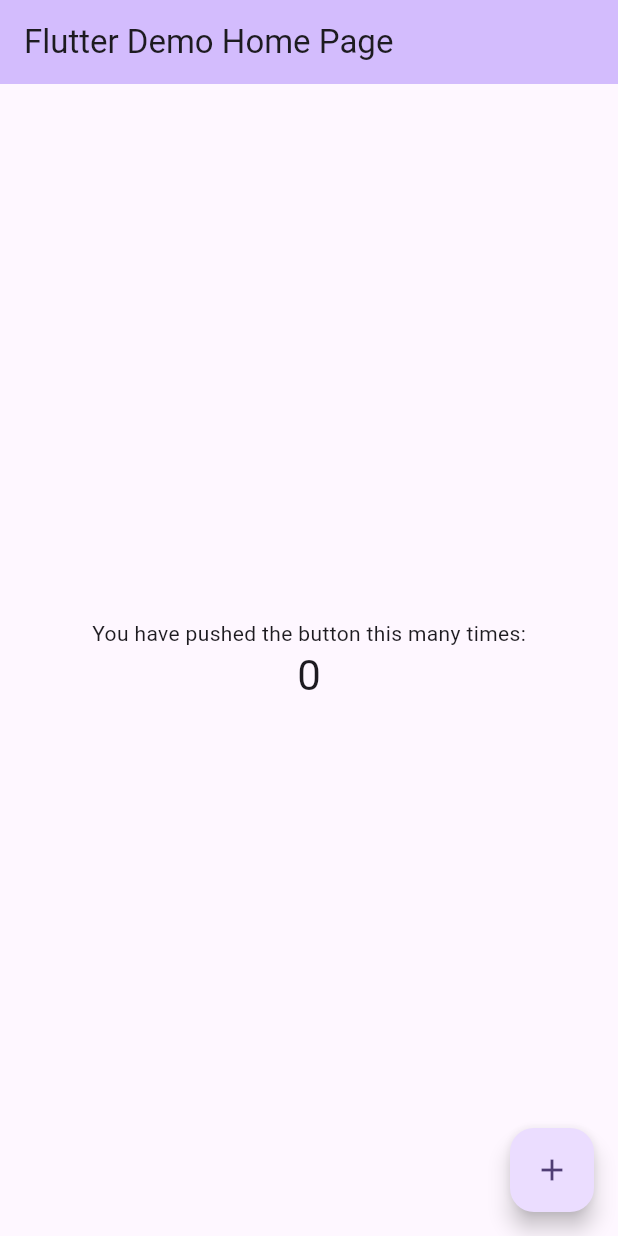
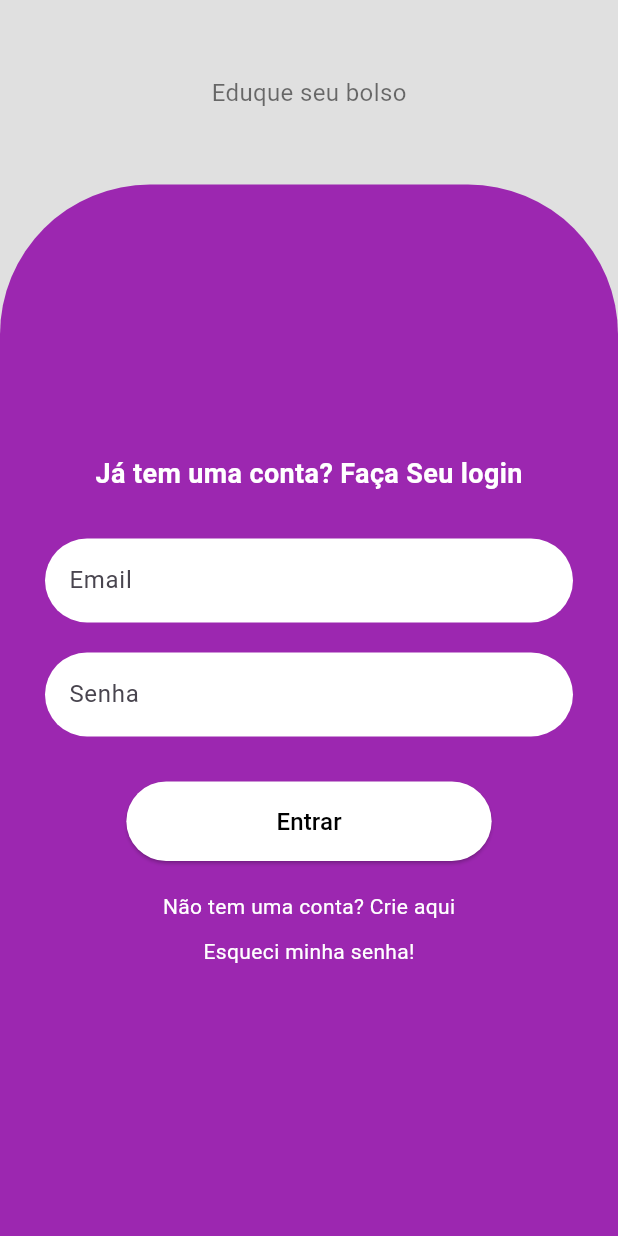
Before and after one commit to joao-ga/invisto_app, a Flutter app: the screen it shows after launch, on a phone screen of 412 x 824 dp. Run offline on Flutter 3.47's test engine with Material 3 defaults, Android fonts, the phone set to English and light mode, and no system bars.

Commit message:
Tela de login desenvolvida

```diff
--- a/lib/main.dart
+++ b/lib/main.dart
@@ -7,119 +7,139 @@
 class MyApp extends StatelessWidget {
   const MyApp({super.key});
 
-  // This widget is the root of your application.
   @override
   Widget build(BuildContext context) {
     return MaterialApp(
-      title: 'Flutter Demo',
-      theme: ThemeData(
-        // This is the theme of your application.
-        //
-        // TRY THIS: Try running your application with "flutter run". You'll see
-        // the application has a purple toolbar. Then, without quitting the app,
-        // try changing the seedColor in the colorScheme below to Colors.green
-        // and then invoke "hot reload" (save your changes or press the "hot
-        // reload" button in a Flutter-supported IDE, or press "r" if you used
-        // the command line to start the app).
-        //
-        // Notice that the counter didn't reset back to zero; the application
-        // state is not lost during the reload. To reset the state, use hot
-        // restart instead.
-        //
-        // This works for code too, not just values: Most code changes can be
-        // tested with just a hot reload.
-        colorScheme: ColorScheme.fromSeed(seedColor: Colors.deepPurple),
-        useMaterial3: true,
-      ),
-      home: const MyHomePage(title: 'Flutter Demo Home Page'),
+      debugShowCheckedModeBanner: false,
+      home: const LoginScreen(),
     );
   }
 }
 
-class MyHomePage extends StatefulWidget {
-  const MyHomePage({super.key, required this.title});
-
-  // This widget is the home page of your application. It is stateful, meaning
-  // that it has a State object (defined below) that contains fields that affect
-  // how it looks.
-
-  // This class is the configuration for the state. It holds the values (in this
-  // case the title) provided by the parent (in this case the App widget) and
-  // used by the build method of the State. Fields in a Widget subclass are
-  // always marked "final".
-
-  final String title;
-
-  @override
-  State<MyHomePage> createState() => _MyHomePageState();
-}
-
-class _MyHomePageState extends State<MyHomePage> {
-  int _counter = 0;
-
-  void _incrementCounter() {
-    setState(() {
-      // This call to setState tells the Flutter framework that something has
-      // changed in this State, which causes it to rerun the build method below
-      // so that the display can reflect the updated values. If we changed
-      // _counter without calling setState(), then the build method would not be
-      // called again, and so nothing would appear to happen.
-      _counter++;
-    });
-  }
+class LoginScreen extends StatelessWidget {
+  const LoginScreen({super.key});
 
   @override
   Widget build(BuildContext context) {
-    // This method is rerun every time setState is called, for instance as done
-    // by the _incrementCounter method above.
-    //
-    // The Flutter framework has been optimized to make rerunning build methods
-    // fast, so that you can just rebuild anything that needs updating rather
-    // than having to individually change instances of widgets.
     return Scaffold(
-      appBar: AppBar(
-        // TRY THIS: Try changing the color here to a specific color (to
-        // Colors.amber, perhaps?) and trigger a hot reload to see the AppBar
-        // change color while the other colors stay the same.
-        backgroundColor: Theme.of(context).colorScheme.inversePrimary,
-        // Here we take the value from the MyHomePage object that was created by
-        // the App.build method, and use it to set our appbar title.
-        title: Text(widget.title),
-      ),
+      backgroundColor: Colors.grey[300], // Cor do fundo da tela
       body: Center(
-        // Center is a layout widget. It takes a single child and positions it
-        // in the middle of the parent.
         child: Column(
-          // Column is also a layout widget. It takes a list of children and
-          // arranges them vertically. By default, it sizes itself to fit its
-          // children horizontally, and tries to be as tall as its parent.
-          //
-          // Column has various properties to control how it sizes itself and
-          // how it positions its children. Here we use mainAxisAlignment to
-          // center the children vertically; the main axis here is the vertical
-          // axis because Columns are vertical (the cross axis would be
-          // horizontal).
-          //
-          // TRY THIS: Invoke "debug painting" (choose the "Toggle Debug Paint"
-          // action in the IDE, or press "p" in the console), to see the
-          // wireframe for each widget.
           mainAxisAlignment: MainAxisAlignment.center,
-          children: <Widget>[
+          children: [
+            // Espaço para o logo (deixe em branco conforme solicitado)
+            const SizedBox(height: 50),
             const Text(
-              'You have pushed the button this many times:',
+              "Eduque seu bolso",
+              style: TextStyle(
+                fontSize: 16,
+                color: Colors.black54,
+              ),
             ),
-            Text(
-              '$_counter',
-              style: Theme.of(context).textTheme.headlineMedium,
+            const SizedBox(height: 50),
+            // Container roxo com o formulário de login
+            Expanded(
+              child: Container(
+                width: double.infinity,
+                decoration: const BoxDecoration(
+                  color: Colors.purple,
+                  borderRadius: BorderRadius.only(
+                    topLeft: Radius.circular(100),
+                    topRight: Radius.circular(100),
+                  ),
+                ),
+                child: Padding(
+                  padding: const EdgeInsets.symmetric(horizontal: 30.0),
+                  child: Column(
+                    crossAxisAlignment: CrossAxisAlignment.center,
+                    mainAxisAlignment: MainAxisAlignment.center,
+                    children: [
+                      const Text(
+                        "Já tem uma conta? Faça Seu login",
+                        style: TextStyle(
+                          color: Colors.white,
+                          fontSize: 18,
+                          fontWeight: FontWeight.bold,
+                        ),
+                      ),
+                      const SizedBox(height: 30),
+                      // Campo de Email
+                      TextField(
+                        decoration: InputDecoration(
+                          filled: true,
+                          fillColor: Colors.white,
+                          hintText: 'Email',
+                          border: OutlineInputBorder(
+                            borderRadius: BorderRadius.circular(30),
+                            borderSide: BorderSide.none,
+                          ),
+                        ),
+                      ),
+                      const SizedBox(height: 20),
+                      // Campo de Senha
+                      TextField(
+                        obscureText: true,
+                        decoration: InputDecoration(
+                          filled: true,
+                          fillColor: Colors.white,
+                          hintText: 'Senha',
+                          border: OutlineInputBorder(
+                            borderRadius: BorderRadius.circular(30),
+                            borderSide: BorderSide.none,
+                          ),
+                        ),
+                      ),
+                      const SizedBox(height: 30),
+                      // Botão de Entrar
+                      ElevatedButton(
+                        onPressed: () {},
+                        style: ElevatedButton.styleFrom(
+                          padding: const EdgeInsets.symmetric(
+                              horizontal: 100, vertical: 15),
+                          backgroundColor: Colors.white,
+                          shape: RoundedRectangleBorder(
+                            borderRadius: BorderRadius.circular(30),
+                          ),
+                        ),
+                        child: const Text(
+                          'Entrar',
+                          style: TextStyle(
+                            color: Colors.black,
+                            fontSize: 16,
+                          ),
+                        ),
+                      ),
+                      const SizedBox(height: 20),
+                      // Links para criar conta e esquecer senha
+                      GestureDetector(
+                        onTap: () {},
+                        child: const Text(
+                          "Não tem uma conta? Crie aqui",
+                          style: TextStyle(
+                            color: Colors.white,
+                            fontSize: 14,
+                          ),
+                        ),
+                      ),
+                      const SizedBox(height: 10),
+                      GestureDetector(
+                        onTap: () {},
+                        child: const Text(
+                          "Esqueci minha senha!",
+                          style: TextStyle(
+                            color: Colors.white,
+                            fontSize: 14,
+                          ),
+                        ),
+                      ),
+                    ],
+                  ),
+                ),
+              ),
             ),
           ],
         ),
       ),
-      floatingActionButton: FloatingActionButton(
-        onPressed: _incrementCounter,
-        tooltip: 'Increment',
-        child: const Icon(Icons.add),
-      ), // This trailing comma makes auto-formatting nicer for build methods.
     );
   }
 }
```
Also changed, not shown: pubspec.lock.
